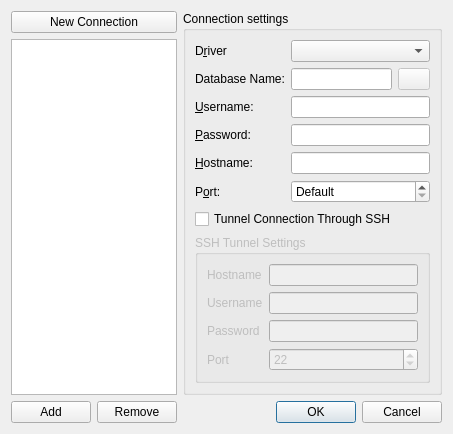
Qt form OpenConnectionDialog.ui (jimtendo/QuteSQL) before a commit.
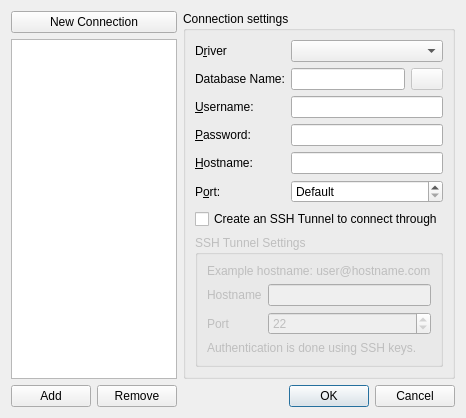
The same form after that commit. Icons and pictures are not drawn.

Commit message: SSH Tunnel almost working

```diff
--- a/OpenConnectionDialog.ui
+++ b/OpenConnectionDialog.ui
@@ -37,53 +37,27 @@
      <property name="title">
       <string>Connection settings</string>
      </property>
-     <layout class="QGridLayout" name="gridLayout">
-      <item row="3" column="0">
-       <widget class="QLabel" name="textLabel4_2">
+     <layout class="QGridLayout" name="gridLayout_3">
+      <item row="0" column="0">
+       <widget class="QLabel" name="textLabel2">
         <property name="text">
-         <string>&amp;Password:</string>
+         <string>D&amp;river</string>
         </property>
         <property name="buddy">
-         <cstring>passwordEdit</cstring>
+         <cstring>driverCombo</cstring>
         </property>
        </widget>
       </item>
-      <item row="5" column="1">
-       <widget class="QSpinBox" name="portSpinBox">
-        <property name="specialValueText">
-         <string>Default</string>
-        </property>
-        <property name="minimum">
-         <number>-1</number>
-        </property>
-        <property name="maximum">
-         <number>65535</number>
-        </property>
-        <property name="value">
-         <number>-1</number>
-        </property>
-       </widget>
+      <item row="0" column="1">
+       <widget class="QComboBox" name="driverCombo"/>
       </item>
-      <item row="2" column="1">
-       <widget class="QLineEdit" name="usernameEdit"/>
-      </item>
-      <item row="4" column="0">
-       <widget class="QLabel" name="textLabel5">
+      <item row="1" column="0">
+       <widget class="QLabel" name="textLabel3">
         <property name="text">
-         <string>&amp;Hostname:</string>
+         <string>Database Name:</string>
         </property>
         <property name="buddy">
-         <cstring>hostnameEdit</cstring>
-        </property>
-       </widget>
-      </item>
-      <item row="2" column="0">
-       <widget class="QLabel" name="textLabel4">
-        <property name="text">
-         <string>&amp;Username:</string>
-        </property>
-        <property name="buddy">
-         <cstring>usernameEdit</cstring>
+         <cstring>databaseEdit</cstring>
         </property>
        </widget>
       </item>
@@ -115,21 +89,28 @@
         </item>
        </layout>
       </item>
-      <item row="4" column="1">
-       <widget class="QLineEdit" name="hostnameEdit"/>
-      </item>
-      <item row="1" column="0">
-       <widget class="QLabel" name="textLabel3">
+      <item row="2" column="0">
+       <widget class="QLabel" name="textLabel4">
         <property name="text">
-         <string>Database Name:</string>
+         <string>&amp;Username:</string>
         </property>
         <property name="buddy">
-         <cstring>databaseEdit</cstring>
+         <cstring>usernameEdit</cstring>
         </property>
        </widget>
       </item>
-      <item row="0" column="1">
-       <widget class="QComboBox" name="driverCombo"/>
+      <item row="2" column="1">
+       <widget class="QLineEdit" name="usernameEdit"/>
+      </item>
+      <item row="3" column="0">
+       <widget class="QLabel" name="textLabel4_2">
+        <property name="text">
+         <string>&amp;Password:</string>
+        </property>
+        <property name="buddy">
+         <cstring>passwordEdit</cstring>
+        </property>
+       </widget>
       </item>
       <item row="3" column="1">
        <widget class="QLineEdit" name="passwordEdit">
@@ -138,6 +119,52 @@
         </property>
        </widget>
       </item>
+      <item row="4" column="0">
+       <widget class="QLabel" name="textLabel5">
+        <property name="text">
+         <string>&amp;Hostname:</string>
+        </property>
+        <property name="buddy">
+         <cstring>hostnameEdit</cstring>
+        </property>
+       </widget>
+      </item>
+      <item row="4" column="1">
+       <widget class="QLineEdit" name="hostnameEdit"/>
+      </item>
+      <item row="5" column="0">
+       <widget class="QLabel" name="textLabel5_2">
+        <property name="text">
+         <string>P&amp;ort:</string>
+        </property>
+        <property name="buddy">
+         <cstring>portSpinBox</cstring>
+        </property>
+       </widget>
+      </item>
+      <item row="5" column="1">
+       <widget class="QSpinBox" name="portSpinBox">
+        <property name="specialValueText">
+         <string>Default</string>
+        </property>
+        <property name="minimum">
+         <number>-1</number>
+        </property>
+        <property name="maximum">
+         <number>65535</number>
+        </property>
+        <property name="value">
+         <number>-1</number>
+        </property>
+       </widget>
+      </item>
+      <item row="6" column="0" colspan="2">
+       <widget class="QCheckBox" name="sshTunnelCheckBox">
+        <property name="text">
+         <string>Create an SSH Tunnel to connect through</string>
+        </property>
+       </widget>
+      </item>
       <item row="7" column="0" colspan="2">
        <widget class="QGroupBox" name="sshGroupBox">
         <property name="enabled">
@@ -149,49 +176,32 @@
         <property name="title">
          <string>SSH Tunnel Settings</string>
         </property>
-        <layout class="QFormLayout" name="formLayout">
-         <item row="0" column="0">
+        <layout class="QGridLayout" name="gridLayout">
+         <item row="0" column="0" colspan="2">
+          <widget class="QLabel" name="label_3">
+           <property name="text">
+            <string>Example hostname: user@hostname.com</string>
+           </property>
+          </widget>
+         </item>
+         <item row="1" column="0">
           <widget class="QLabel" name="label">
            <property name="text">
             <string>Hostname</string>
            </property>
           </widget>
          </item>
-         <item row="0" column="1">
-          <widget class="QLineEdit" name="sshHostnameEdit"/>
-         </item>
-         <item row="1" column="0">
-          <widget class="QLabel" name="label_2">
-           <property name="text">
-            <string>Username</string>
-           </property>
-          </widget>
-         </item>
          <item row="1" column="1">
-          <widget class="QLineEdit" name="sshUsernameEdit"/>
+          <widget class="QLineEdit" name="sshHostnameEdit"/>
          </item>
          <item row="2" column="0">
-          <widget class="QLabel" name="label_3">
-           <property name="text">
-            <string>Password</string>
-           </property>
-          </widget>
-         </item>
-         <item row="2" column="1">
-          <widget class="QLineEdit" name="sshPasswordEdit">
-           <property name="text">
-            <string/>
-           </property>
-          </widget>
-         </item>
-         <item row="3" column="0">
           <widget class="QLabel" name="label_4">
            <property name="text">
             <string>Port</string>
            </property>
           </widget>
          </item>
-         <item row="3" column="1">
+         <item row="2" column="1">
           <widget class="QSpinBox" name="sshPortSpinBox">
            <property name="specialValueText">
             <string>Default</string>
@@ -207,36 +217,16 @@
            </property>
           </widget>
          </item>
+         <item row="3" column="0" colspan="2">
+          <widget class="QLabel" name="label_2">
+           <property name="text">
+            <string>Authentication is done using SSH keys.</string>
+           </property>
+          </widget>
+         </item>
         </layout>
        </widget>
       </item>
-      <item row="5" column="0">
-       <widget class="QLabel" name="textLabel5_2">
-        <property name="text">
-         <string>P&amp;ort:</string>
-        </property>
-        <property name="buddy">
-         <cstring>portSpinBox</cstring>
-        </property>
-       </widget>
-      </item>
-      <item row="0" column="0">
-       <widget class="QLabel" name="textLabel2">
-        <property name="text">
-         <string>D&amp;river</string>
-        </property>
-        <property name="buddy">
-         <cstring>driverCombo</cstring>
-        </property>
-       </widget>
-      </item>
-      <item row="6" column="0" colspan="2">
-       <widget class="QCheckBox" name="sshTunnelCheckBox">
-        <property name="text">
-         <string>Tunnel Connection Through SSH</string>
-        </property>
-       </widget>
-      </item>
      </layout>
     </widget>
    </item>
```
The commit also changes 6 other files.
